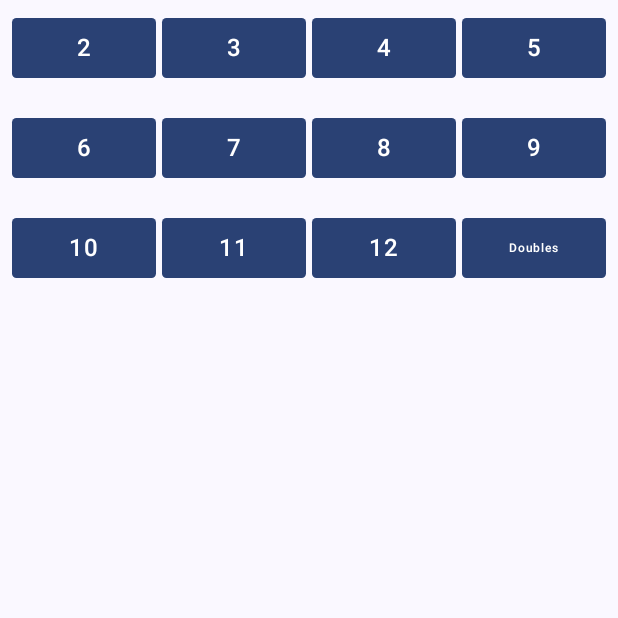
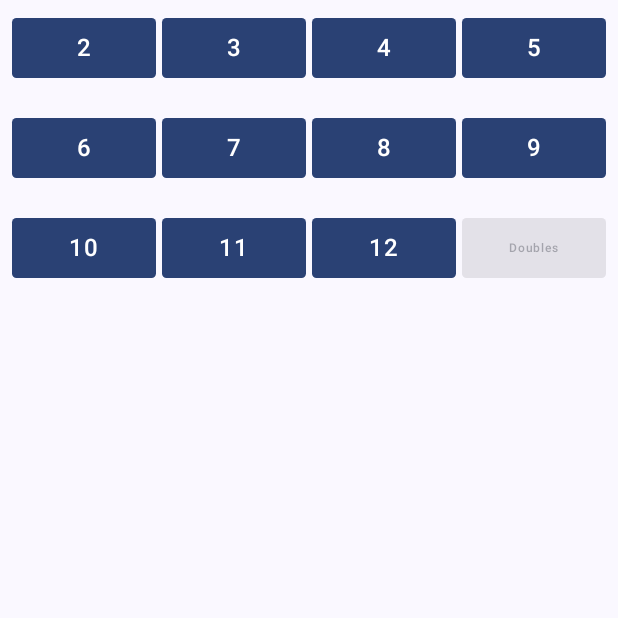
Before and after one commit to BryanKAdams/banko, an Android app built with Jetpack Compose: the composable FourByThreeBoxGrid shown on its own in the app's theme, on a phone screen of 412 x 824 dp, the top half of it. Run offline under Robolectric (Android 15) with nearby library versions, the phone set to English and light mode, and no system bars.

Commit message:
optimize game code

```diff
--- a/app/src/main/AndroidManifest.xml
+++ b/app/src/main/AndroidManifest.xml
@@ -2,6 +2,7 @@
 <manifest xmlns:android="http://schemas.android.com/apk/res/android"
     xmlns:tools="http://schemas.android.com/tools">
 
+    <uses-permission android:name="android.permission.INTERNET"/>
     <application
         android:name=".App"
         android:allowBackup="true"
@@ -16,7 +17,6 @@
         <activity
             android:name=".MainActivity"
             android:exported="true"
-            android:label="@string/app_name"
             android:windowSoftInputMode="adjustResize"
             android:theme="@style/Theme.Banko">
             <intent-filter>
--- a/app/src/main/java/com/bryankeltonadams/banko/ui/screens/BankoGameScreen.kt
+++ b/app/src/main/java/com/bryankeltonadams/banko/ui/screens/BankoGameScreen.kt
@@ -4,7 +4,6 @@ import androidx.compose.foundation.background
 import androidx.compose.foundation.layout.Arrangement
 import androidx.compose.foundation.layout.Box
 import androidx.compose.foundation.layout.Column
-import androidx.compose.foundation.layout.PaddingValues
 import androidx.compose.foundation.layout.Row
 import androidx.compose.foundation.layout.Spacer
 import androidx.compose.foundation.layout.WindowInsets
@@ -14,13 +13,11 @@ import androidx.compose.foundation.layout.consumeWindowInsets
 import androidx.compose.foundation.layout.fillMaxSize
 import androidx.compose.foundation.layout.fillMaxWidth
 import androidx.compose.foundation.layout.height
-import androidx.compose.foundation.layout.imePadding
 import androidx.compose.foundation.layout.navigationBars
 import androidx.compose.foundation.layout.only
 import androidx.compose.foundation.layout.padding
 import androidx.compose.foundation.layout.safeDrawingPadding
 import androidx.compose.foundation.layout.size
-import androidx.compose.foundation.layout.systemBars
 import androidx.compose.foundation.shape.RoundedCornerShape
 import androidx.compose.material.icons.Icons
 import androidx.compose.material.icons.filled.Star
@@ -31,12 +28,9 @@ import androidx.compose.material3.CircularProgressIndicator
 import androidx.compose.material3.ExperimentalMaterial3Api
 import androidx.compose.material3.Icon
 import androidx.compose.material3.MaterialTheme
-import androidx.compose.material3.NavigationBar
-import androidx.compose.material3.Scaffold
 import androidx.compose.material3.SheetValue
 import androidx.compose.material3.Text
 import androidx.compose.material3.rememberBottomSheetScaffoldState
-import androidx.compose.material3.rememberModalBottomSheetState
 import androidx.compose.material3.rememberStandardBottomSheetState
 import androidx.compose.runtime.Composable
 import androidx.compose.runtime.LaunchedEffect
@@ -78,8 +72,14 @@ fun BankoGameScreen(
 @Composable
 fun FourByThreeBoxGrid(rollNumber: Int = 1, onManuallyEnteredDice: (Int) -> Unit = {}) {
     val rollNumberGreaterThan3 = rollNumber > 3
+    val enabledList =
+        if (rollNumberGreaterThan3) listOf(3, 4, 5, 6, 7, 8, 9, 10, 11, 13) else listOf(
+            2, 3, 4, 5, 6, 7, 8, 9, 10, 11, 12
+        )
+
     Column(
         modifier = Modifier
+            .fillMaxWidth()
             .height(200.dp)
             .padding(
                 WindowInsets.navigationBars
@@ -87,124 +87,38 @@ fun FourByThreeBoxGrid(rollNumber: Int = 1, onManuallyEnteredDice: (Int) -> Unit
                     .asPaddingValues()
             )
     ) {
+        (2..12 step 4).forEach { row ->
             Row(
                 modifier = Modifier
                     .weight(1f)
-                .fillMaxWidth()
-                .padding(8.dp),
+                    .padding(8.dp)
+                    .fillMaxWidth(),
                 horizontalArrangement = Arrangement.spacedBy(4.dp, Alignment.CenterHorizontally)
             ) {
+                (row until row + 4).forEach { i ->
+                    val isEnabled = (i in enabledList) || (i == 13 && rollNumberGreaterThan3)
+                    val buttonColor =
+                        if (i == 7 && rollNumberGreaterThan3) Color.Red else ButtonDefaults.buttonColors().containerColor
+
                     Button(
-                onClick = { onManuallyEnteredDice(2) },
+                        onClick = { onManuallyEnteredDice(i) },
                         modifier = Modifier.weight(1f),
                         shape = RoundedCornerShape(3.dp),
-                enabled = !rollNumberGreaterThan3
+                        enabled = isEnabled,
+                        colors = ButtonDefaults.buttonColors(buttonColor)
                     ) {
-                Text(text = "2")
-            }
-            Button(
-                onClick = { onManuallyEnteredDice(3) },
-                modifier = Modifier.weight(1f),
-                shape = RoundedCornerShape(3.dp)
-            ) {
-                Text(text = "3")
-            }
-            Button(
-                onClick = { onManuallyEnteredDice(4) },
-                modifier = Modifier.weight(1f),
-                shape = RoundedCornerShape(3.dp)
-            ) {
-                Text(text = "4")
-            }
-            Button(
-                onClick = { onManuallyEnteredDice(5) },
-                modifier = Modifier.weight(1f),
-                shape = RoundedCornerShape(3.dp)
-            ) {
-                Text(text = "5")
-            }
-        }
-        Row(
-            modifier = Modifier
-                .weight(1f)
-                .fillMaxWidth()
-                .padding(8.dp),
-            horizontalArrangement = Arrangement.spacedBy(4.dp, Alignment.CenterHorizontally)
-        ) {
-            Button(
-                onClick = { onManuallyEnteredDice(6) },
-                modifier = Modifier.weight(1f),
-                shape = RoundedCornerShape(3.dp)
-            ) {
-                Text(text = "6")
-            }
-            Button(
-                onClick = { onManuallyEnteredDice(7) },
-                modifier = Modifier.weight(1f),
-                shape = RoundedCornerShape(3.dp),
-                colors = ButtonDefaults.buttonColors(
-                    if (rollNumberGreaterThan3) Color.Red else ButtonDefaults.buttonColors().containerColor,
-                )
-
-            ) {
-                Text(text = "7")
-            }
-            Button(
-                onClick = { onManuallyEnteredDice(8) },
-                modifier = Modifier.weight(1f),
-                shape = RoundedCornerShape(3.dp)
-            ) {
-                Text(text = "8")
-            }
-            Button(
-                onClick = { onManuallyEnteredDice(9) },
-                modifier = Modifier.weight(1f),
-                shape = RoundedCornerShape(3.dp)
-            ) {
-                Text(text = "9")
-            }
-        }
-        Row(
-            modifier = Modifier
-                .weight(1f)
-                .fillMaxWidth()
-                .padding(8.dp),
-            horizontalArrangement = Arrangement.spacedBy(4.dp, Alignment.CenterHorizontally)
-        ) {
-            Button(
-                onClick = { onManuallyEnteredDice(10) },
-                modifier = Modifier.weight(1f),
-                shape = RoundedCornerShape(3.dp)
-            ) {
-                Text(text = "10")
-            }
-            Button(
-                onClick = { onManuallyEnteredDice(11) },
-                modifier = Modifier.weight(1f),
-                shape = RoundedCornerShape(3.dp),
-            ) {
-                Text(text = "11")
-            }
-            Button(
-                onClick = { onManuallyEnteredDice(12) },
-                modifier = Modifier.weight(1f),
-                shape = RoundedCornerShape(3.dp),
-                enabled = !rollNumberGreaterThan3
-            ) {
-                Text(text = "12")
-            }
-            Button(
-                onClick = { onManuallyEnteredDice(13) },
-                modifier = Modifier.weight(1f),
-                shape = RoundedCornerShape(3.dp),
-                contentPadding = PaddingValues(0.dp)
-            ) {
+                        if (i == 13) {
                             Text(text = "Doubles", fontSize = 8.sp, maxLines = 1)
-            }
-
+                        } else {
+                            Text(text = i.toString())
                         }
                     }
                 }
+            }
+        }
+    }
+}
+
 
 @OptIn(ExperimentalMaterial3Api::class)
 @Composable
@@ -234,9 +148,6 @@ fun BankoGameScreen(
     val isHost = hostPlayer?.name == uiState.playerName
     val isStarted = uiState.game?.round != null
 
-    val isSelfActive =
-        uiState.game?.round?.activeOrderedPlayerNames?.contains(uiState.playerName)
-            ?: false
 
     val bottomSheetState = rememberStandardBottomSheetState(
         initialValue = SheetValue.Expanded
@@ -254,8 +165,7 @@ fun BankoGameScreen(
                     Button(
                         modifier = Modifier
                             .height(48.dp)
-                            .fillMaxWidth(),
-                        onClick = onStartGame
+                            .fillMaxWidth(), onClick = onStartGame
                     ) {
                         Text(text = "Start Game", style = MaterialTheme.typography.labelLarge)
                     }
@@ -263,7 +173,7 @@ fun BankoGameScreen(
                 }
                 if (isStarted) {
                     Button(
-                        enabled = isSelfActive,
+                        enabled = isPlayerActive(uiState, uiState.playerName),
                         modifier = Modifier
                             .height(48.dp)
                             .fillMaxWidth(),
@@ -316,14 +226,11 @@ fun BankoGameScreen(
                 }
             }
             Column() {
-                uiState.game?.players?.forEach {
-                    val isPlayerActive =
-                        uiState.game.round?.activeOrderedPlayerNames?.contains(it.name)
-                            ?: false
+                uiState.game?.players?.forEach { player ->
                     Row(
                         modifier = Modifier
                             .background(
-                                if (isPlayerActive) Color.Red else Color.Gray
+                                if (isPlayerActive(uiState, player.name)) Color.Red else Color.Gray
                             )
                             .fillMaxWidth()
                             .padding(8.dp),
@@ -331,11 +238,11 @@ fun BankoGameScreen(
                         horizontalArrangement = Arrangement.Center
                     ) {
                         Text(
-                            text = it.name,
+                            text = player.name,
                             textAlign = TextAlign.Center,
                             fontSize = 24.sp,
                         )
-                        if (it == hostPlayer) {
+                        if (player == hostPlayer) {
                             Icon(
                                 modifier = Modifier,
                                 imageVector = Icons.Default.Star,
@@ -346,7 +253,7 @@ fun BankoGameScreen(
 
                         if (isStarted) {
                             Text(
-                                text = it.points.toString(),
+                                text = player.points.toString(),
                                 fontSize = 24.sp,
                                 modifier = Modifier.padding(horizontal = 8.dp)
                             )
@@ -358,20 +265,17 @@ fun BankoGameScreen(
                 verticalArrangement = Arrangement.Center,
                 horizontalAlignment = Alignment.CenterHorizontally,
                 modifier = Modifier.padding(top = 32.dp)
-            )
-            {
+            ) {
                 if (!isStarted) {
                     CircularProgressIndicator(
-                        modifier = Modifier.size(200.dp),
-                        strokeWidth = 20.dp
+                        modifier = Modifier.size(200.dp), strokeWidth = 20.dp
                     )
                     Text(text = "Waiting for host to start game")
                 } else {
                     Text(text = "Round: ${uiState.game?.round?.roundNum} / ${uiState.game?.endRoundNum}")
                     Row(
                         horizontalArrangement = Arrangement.spacedBy(
-                            16.dp,
-                            Alignment.CenterHorizontally
+                            16.dp, Alignment.CenterHorizontally
                         )
                     ) {
                         Box(
@@ -415,25 +319,22 @@ fun BankoGameScreen(
 
 }
 
+private fun isPlayerActive(uiState: BankoGameScreenUiState, playerName: String): Boolean {
+    return uiState.game?.round?.activeOrderedPlayerNames?.contains(playerName) ?: false
+}
+
 
 @Preview
 @Composable
 fun BankoGameScreenPreview() {
     BankoGameScreen(
         BankoGameScreenUiState(
-            "1234",
-            "Bryan",
-            DomainGame(
-                Timestamp.now(),
-                joinCode = "1234",
-                players = listOf(
+            "1234", "Bryan", DomainGame(
+                Timestamp.now(), joinCode = "1234", players = listOf(
                     Player("Bryan", 0),
                     Player("Sarah", 0),
                     Player("Maddie", 0),
-                ),
-                round = null,
-                host = "Bryan",
-                currentPlayer = "Bryan"
+                ), round = null, host = "Bryan", currentPlayer = "Bryan"
             )
         )
     )
--- a/app/src/main/java/com/bryankeltonadams/banko/ui/screens/BankoGameScreenViewModel.kt
+++ b/app/src/main/java/com/bryankeltonadams/banko/ui/screens/BankoGameScreenViewModel.kt
@@ -1,19 +1,16 @@
 package com.bryankeltonadams.banko.ui.screens
 
-import android.util.Log
 import androidx.lifecycle.SavedStateHandle
 import androidx.lifecycle.ViewModel
 import androidx.lifecycle.viewModelScope
 import com.bryankeltonadams.banko.GameRepository
 import com.bryankeltonadams.banko.UserPreferencesRepository
-import com.bryankeltonadams.data.model.Player
 import dagger.hilt.android.lifecycle.HiltViewModel
 import kotlinx.coroutines.flow.MutableStateFlow
 import kotlinx.coroutines.flow.asStateFlow
 import kotlinx.coroutines.flow.first
 import kotlinx.coroutines.launch
 import javax.inject.Inject
-import kotlin.math.log
 import kotlin.random.Random
 
 @HiltViewModel
@@ -68,8 +65,6 @@ constructor(
                 ) ?: emptyList(),
                 currentScore = _uiState.value.game?.round?.currentPoints ?: 0,
                 fullOrderedPlayerList = _uiState.value.game?.orderedPlayerNames ?: emptyList(),
-                nextRoundNum = (_uiState.value.game?.round?.roundNum?.plus(1)) ?: 0,
-                currentRoll = _uiState.value.game?.round?.roll ?: 0,
             )
 
         }
@@ -103,7 +98,6 @@ constructor(
             gameRepository.rollDice(
                 gameCode = _uiState.value.gameCode,
                 currentRoll = _uiState.value.game?.round?.roll ?: 0,
-                currentPlayer = _uiState.value.playerName,
                 nextPlayer = nextPlayer!!,
                 dice = Pair(dieOne, dieTwo),
                 roundNum = _uiState.value.game?.round?.roundNum ?: 0,
```
Also changed, not shown: app/src/main/java/com/bryankeltonadams/banko/GameRepository.kt (+15 -63 lines), app/src/main/java/com/bryankeltonadams/banko/UserPreferencesRepository.kt (+10 -0 lines), app/src/main/java/com/bryankeltonadams/banko/ui/screens/BankoViewModel.kt (+14 -12 lines). Lines whose indentation alone changed are shown as unchanged.
